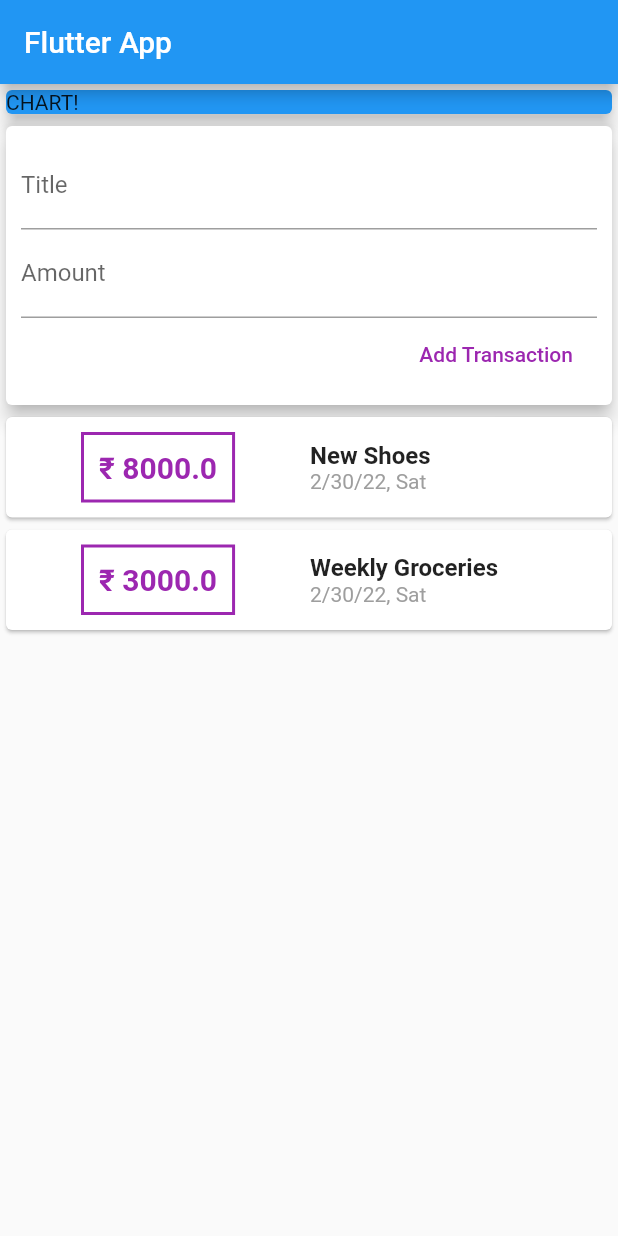
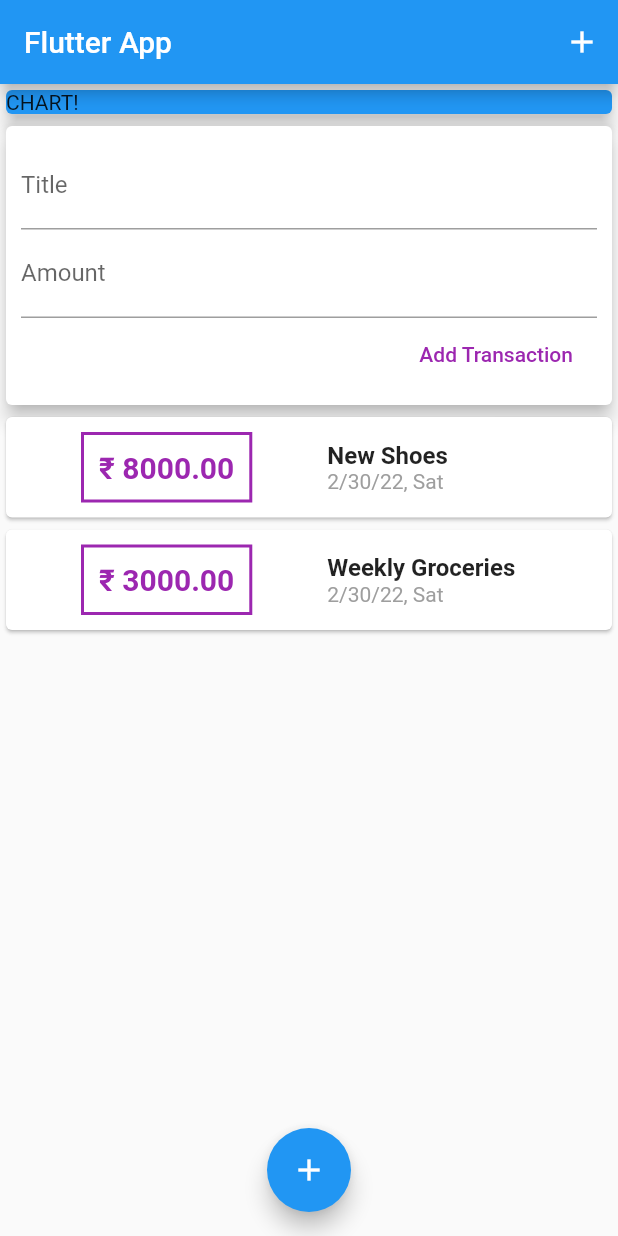
Before and after one commit to kartikeypathak/Personal-Expenses-App, a Flutter app: the screen it shows after launch, after a tap on "Add Transaction", on a phone screen of 412 x 824 dp. Run offline on Flutter 3.47's test engine with Material 2 defaults, Android fonts, the phone set to English and light mode, and no system bars.

Commit message:
Added Buttons and Scroll

```diff
--- a/lib/main.dart
+++ b/lib/main.dart
@@ -20,13 +20,24 @@ class MyHomePage extends StatelessWidget {
   final titleController = TextEditingController();
   final amountController = TextEditingController();
 
+  void startAddNewTransaction() {
+
+  }
+
   @override
   Widget build(BuildContext context) {
     return Scaffold(
       appBar: AppBar(
         title: Text('Flutter App'),
+        actions: <Widget>[
+          IconButton(
+            icon: Icon(Icons.add),
+            onPressed: () {},
+          )
+        ],
       ),
-      body: Column(
+      body: SingleChildScrollView(
+        child: Column(
           // mainAxisAlignment: MainAxisAlignment.spaceAround,
           crossAxisAlignment: CrossAxisAlignment.stretch,
           children: <Widget>[
@@ -41,6 +52,12 @@ class MyHomePage extends StatelessWidget {
             UserTransactions()
           ],
         ),
+      ),
+      floatingActionButtonLocation: FloatingActionButtonLocation.centerFloat,
+      floatingActionButton: FloatingActionButton(
+        child: Icon(Icons.add),
+        onPressed: () {},
+      ),
     );
   }
 }
--- a/lib/widgets/new_transaction.dart
+++ b/lib/widgets/new_transaction.dart
@@ -6,6 +6,20 @@ class NewTransaction extends StatelessWidget {
   final amountController = TextEditingController();
 
   NewTransaction(this.addTx);
+
+  void submitData() {
+    final enteredTitle = titleController.text;
+    final enteredAmount = double.parse(amountController.text);
+
+    if (enteredTitle.isEmpty || enteredAmount <= 0) {
+      return;
+    }
+
+    addTx(
+      enteredTitle,
+      enteredAmount,
+    );
+  }
 
   @override
   Widget build(BuildContext context) {
@@ -19,6 +33,7 @@ class NewTransaction extends StatelessWidget {
             TextField(
               decoration: InputDecoration(labelText: 'Title'),
               controller: titleController,
+              onSubmitted: (_) => submitData(),
               // onChanged: (val) {
               //   titleInput = val;
               // },
@@ -26,17 +41,14 @@ class NewTransaction extends StatelessWidget {
             TextField(
               decoration: InputDecoration(labelText: 'Amount'),
               controller: amountController,
+              keyboardType: TextInputType.number,
+              onSubmitted: (_) => submitData(),
               // onChanged: (val) => amountInput = val,
             ),
             FlatButton(
               child: Text('Add Transaction'),
               textColor: Colors.purple,
-              onPressed: () {
-                addTx(
-                  titleController.text,
-                  double.parse(amountController.text),
-                );
-              },
+              onPressed: submitData,
             )
           ],
         ),
--- a/lib/widgets/transaction_list.dart
+++ b/lib/widgets/transaction_list.dart
@@ -10,8 +10,10 @@ class TransactionList extends StatelessWidget {
 
   @override
   Widget build(BuildContext context) {
-    return Column(
-      children: transactions.map((tx) {
+    return Container(
+      height: 400,
+      child: ListView.builder(
+        itemBuilder: (ctx, index) {
           return Card(
             child: Row(
               children: <Widget>[
@@ -28,7 +30,7 @@ class TransactionList extends StatelessWidget {
                   ),
                   padding: EdgeInsets.all(10),
                   child: Text(
-                  '₹ ' + tx.amount.toString(), //rupee sign
+                    '₹ ' + transactions[index].amount.toStringAsFixed(2), //rupee sign
                     // '\$${tx.amount}', this is called string interpolation
                     style: TextStyle(
                       fontWeight: FontWeight.bold,
@@ -41,14 +43,14 @@ class TransactionList extends StatelessWidget {
                   crossAxisAlignment: CrossAxisAlignment.start,
                   children: <Widget>[
                     Text(
-                    tx.title,
+                      transactions[index].title,
                       style: TextStyle(
                         fontSize: 16,
                         fontWeight: FontWeight.bold,
                       ),
                     ),
                     Text(
-                    DateFormat('d/m/yy, EEE').format(tx.date),
+                      DateFormat('d/m/yy, EEE').format(transactions[index].date),
                       style: TextStyle(
                         color: Colors.grey,
                       ),
@@ -58,7 +60,9 @@ class TransactionList extends StatelessWidget {
               ],
             ),
           );
-      }).toList(),
+        },
+        itemCount: transactions.length,
+        ),
     );
   }
 }
```
Lines whose indentation alone changed are shown as unchanged.
